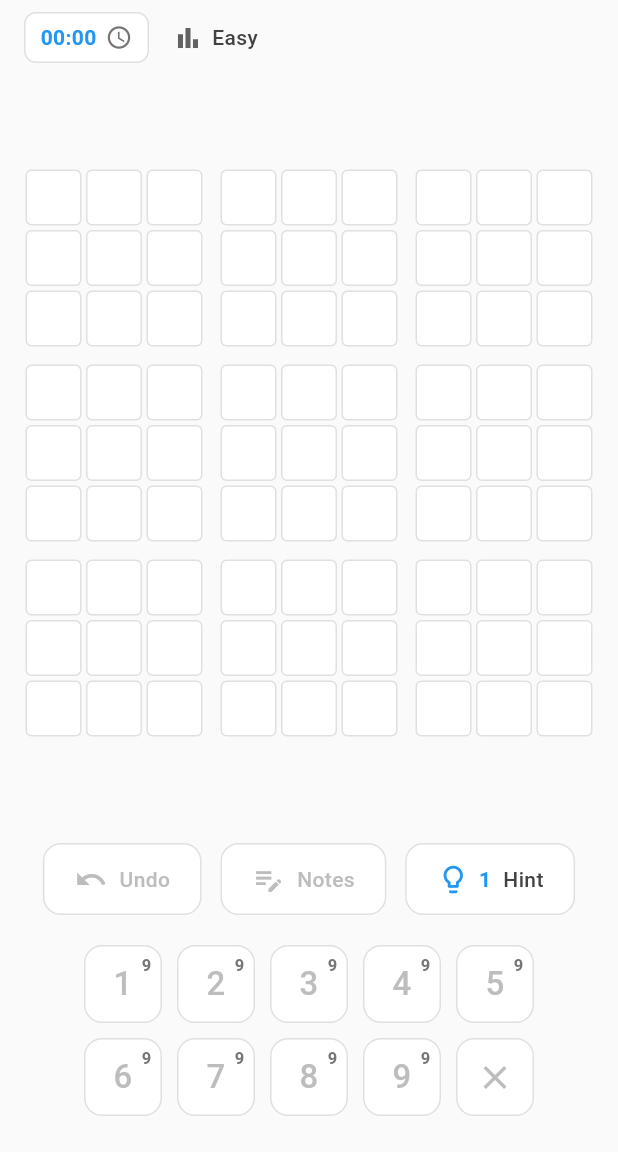
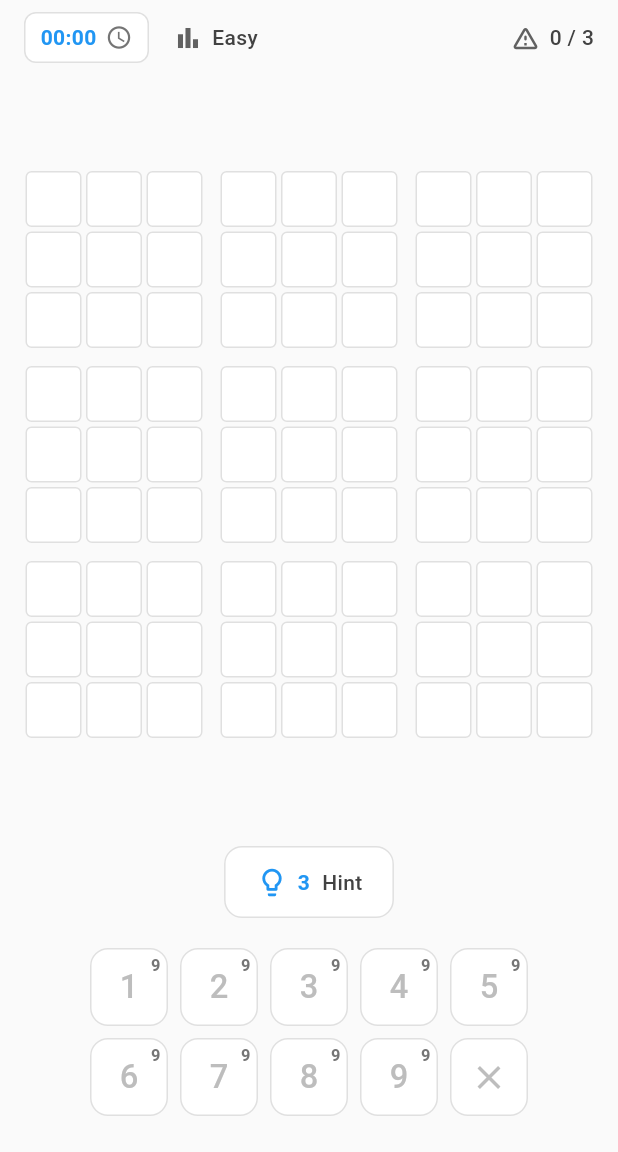
Before and after one commit to gaisdav/sudoku, a Flutter app: the screen it shows after launch, after a tap on "Easy", on a phone screen of 412 x 824 dp, the part 84-1236 px from its top. Run offline on Flutter 3.47's test engine with Material 3 defaults, Android fonts, the phone set to English and light mode, and no system bars; our stand-ins replace flutter_riverpod, hive_flutter; missing offline and left inert: sudoku_dart; accounts and stored records are empty.

Commit message:
Enhance game functionality and UI in Sudoku app
- Added error tracking and game over logic to GameState and GameNotifier.
- Implemented a game over dialog to notify users when they exceed allowed errors.
- Updated UI in GameScreen to reflect error count and provide options upon game over.
- Enhanced SudokuCellWidget to visually indicate completed regions and errors.
- Refactored NumberPad for improved button sizing and layout responsiveness.
- Updated game storage to include error tracking for persistence.

```diff
--- a/lib/providers/game_provider.dart
+++ b/lib/providers/game_provider.dart
@@ -1,6 +1,7 @@
 import 'dart:async';
 import 'dart:math';
 
+import 'package:flutter/services.dart';
 import 'package:flutter_riverpod/flutter_riverpod.dart';
 import 'package:sudoku_dart/sudoku_dart.dart';
 
@@ -19,6 +20,9 @@ class GameState {
     this.difficulty = Level.easy,
     this.elapsedSeconds = 0,
     this.hintsUsedThisGame = 0,
+    this.gameOverDialogShown = false,
+    this.errorsMade = 0,
+    this.justCompletedRegionIds = const {},
   });
 
   final List<SudokuCell> cells;
@@ -28,13 +32,61 @@ class GameState {
   final Level difficulty;
   final int elapsedSeconds;
   final int hintsUsedThisGame;
+  final bool gameOverDialogShown;
+  /// Cumulative count of wrong entries this game (incremented once per wrong digit entered, never decreased).
+  final int errorsMade;
+  /// Region ids ('r:0', 'c:1', 'b:0:1') that just became complete (for fill animation). Cleared after ~400ms.
+  final Set<String> justCompletedRegionIds;
 
   SudokuCell cellAt(int index) => cells[index];
 
   bool get isInitial => solution.every((v) => v == 0);
 
-  /// One free hint per game; after that, hint requires ad (see applyHintFromAd).
-  bool get hasFreeHintLeft => hintsUsedThisGame < 1;
+  /// Max free hints per difficulty (Easy 3, Medium 2, Hard 1, Expert 0). Rest require ad.
+  int get maxFreeHints => switch (difficulty) {
+        Level.easy => 3,
+        Level.medium => 2,
+        Level.hard => 1,
+        Level.expert => 0,
+      };
+
+  /// How many free hints are left this game.
+  int get freeHintsLeft => (maxFreeHints - hintsUsedThisGame).clamp(0, maxFreeHints);
+
+  /// Max allowed errors before game over (Easy 3, Medium 2, Hard 1, Expert 0).
+  int get maxErrors => switch (difficulty) {
+        Level.easy => 3,
+        Level.medium => 2,
+        Level.hard => 1,
+        Level.expert => 0,
+      };
+
+  /// True if all 9 cells in this row have a value (filled).
+  bool isRowComplete(int row) {
+    for (int c = 0; c < 9; c++) {
+      if (cells[row * 9 + c].value == 0) return false;
+    }
+    return true;
+  }
+
+  /// True if all 9 cells in this column have a value (filled).
+  bool isColComplete(int col) {
+    for (int r = 0; r < 9; r++) {
+      if (cells[r * 9 + col].value == 0) return false;
+    }
+    return true;
+  }
+
+  /// True if all 9 cells in this 3×3 block have a value (filled). [blockRow], [blockCol] in 0..2.
+  bool isBlockComplete(int blockRow, int blockCol) {
+    for (int r = 0; r < 3; r++) {
+      for (int c = 0; c < 3; c++) {
+        final i = (blockRow * 3 + r) * 9 + (blockCol * 3 + c);
+        if (cells[i].value == 0) return false;
+      }
+    }
+    return true;
+  }
 
   GameState copyWith({
     List<SudokuCell>? cells,
@@ -44,6 +96,9 @@ class GameState {
     Level? difficulty,
     int? elapsedSeconds,
     int? hintsUsedThisGame,
+    bool? gameOverDialogShown,
+    int? errorsMade,
+    Set<String>? justCompletedRegionIds,
   }) {
     return GameState(
       cells: cells ?? this.cells,
@@ -53,6 +108,9 @@ class GameState {
       difficulty: difficulty ?? this.difficulty,
       elapsedSeconds: elapsedSeconds ?? this.elapsedSeconds,
       hintsUsedThisGame: hintsUsedThisGame ?? this.hintsUsedThisGame,
+      gameOverDialogShown: gameOverDialogShown ?? this.gameOverDialogShown,
+      errorsMade: errorsMade ?? this.errorsMade,
+      justCompletedRegionIds: justCompletedRegionIds ?? this.justCompletedRegionIds,
     );
   }
 }
@@ -74,6 +132,39 @@ class GameNotifier extends StateNotifier<GameState> {
   GameNotifier() : super(_initialState());
 
   Timer? _timer;
+  Timer? _justCompletedTimer;
+
+  static Set<String> _completeRegionIds(GameState s) {
+    final set = <String>{};
+    for (int r = 0; r < 9; r++) {
+      if (s.isRowComplete(r)) set.add('r:$r');
+    }
+    for (int c = 0; c < 9; c++) {
+      if (s.isColComplete(c)) set.add('c:$c');
+    }
+    for (int br = 0; br < 3; br++) {
+      for (int bc = 0; bc < 3; bc++) {
+        if (s.isBlockComplete(br, bc)) set.add('b:$br:$bc');
+      }
+    }
+    return set;
+  }
+
+  void _scheduleClearJustCompleted() {
+    _justCompletedTimer?.cancel();
+    _justCompletedTimer = Timer(const Duration(milliseconds: 500), () {
+      state = state.copyWith(justCompletedRegionIds: {});
+      _justCompletedTimer = null;
+    });
+  }
+
+  /// Двойной лёгкий отклик при заполнении строки/столбца/блока — ощущается чуть длиннее.
+  void _triggerRegionCompleteHaptic() {
+    HapticFeedback.lightImpact();
+    Timer(const Duration(milliseconds: 60), () {
+      HapticFeedback.lightImpact();
+    });
+  }
 
   static GameState _initialState() {
     final empty = List.generate(81, (_) => SudokuCell(value: 0));
@@ -81,8 +172,12 @@ class GameNotifier extends StateNotifier<GameState> {
   }
 
   /// Call once after storage is ready. Loads saved game or starts new with [level].
+  /// When returning to an already loaded game (Continue), restarts the timer if game not won.
   void ensureGameStarted([Level level = Level.easy]) {
-    if (!state.isInitial) return;
+    if (!state.isInitial) {
+      if (!state.isWon) _startTimer();
+      return;
+    }
     final saved = GameStorage.loadGame();
     if (saved != null) {
       _restoreGame(saved);
@@ -109,6 +204,7 @@ class GameNotifier extends StateNotifier<GameState> {
       }
       final solution = solList.map((e) => (e as num).toInt()).toList();
       final hintsUsed = (data[GameStorage.keyHintsUsedThisGame] as num?)?.toInt() ?? 0;
+      final errorsMade = (data[GameStorage.keyErrorsMade] as num?)?.toInt() ?? 0;
       state = GameState(
         cells: cells,
         solution: solution,
@@ -117,6 +213,7 @@ class GameNotifier extends StateNotifier<GameState> {
         difficulty: level,
         elapsedSeconds: elapsed,
         hintsUsedThisGame: hintsUsed,
+        errorsMade: errorsMade,
       );
       _revalidateWrong();
     } catch (_) {
@@ -147,6 +244,12 @@ class GameNotifier extends StateNotifier<GameState> {
     _stopTimer();
   }
 
+  /// Ends the game and clears saved data (e.g. after Game Over → Back to menu). Continue will no longer restore this game.
+  Future<void> endGameAndClearSave() async {
+    _stopTimer();
+    await GameStorage.saveGame(null);
+  }
+
   Future<void> _persistGame() async {
     if (state.isWon || state.isInitial) return;
     final data = {
@@ -156,6 +259,7 @@ class GameNotifier extends StateNotifier<GameState> {
       GameStorage.keySolution: state.solution,
       GameStorage.keyElapsedSeconds: state.elapsedSeconds,
       GameStorage.keyHintsUsedThisGame: state.hintsUsedThisGame,
+      GameStorage.keyErrorsMade: state.errorsMade,
     };
     await GameStorage.saveGame(data);
   }
@@ -181,6 +285,7 @@ class GameNotifier extends StateNotifier<GameState> {
       difficulty: level,
       elapsedSeconds: 0,
       hintsUsedThisGame: 0,
+      errorsMade: 0,
     );
     _revalidateWrong();
     _startTimer();
@@ -200,10 +305,21 @@ class GameNotifier extends StateNotifier<GameState> {
     final cell = state.cells[idx];
     if (cell.isOriginal) return;
 
+    final previousComplete = _completeRegionIds(state);
     final newCells = List<SudokuCell>.from(state.cells);
     newCells[idx] = cell.copyWith(value: digit, isHint: false);
     state = state.copyWith(cells: newCells);
     _revalidateWrong();
+    if (state.cells[idx].isWrong) {
+      state = state.copyWith(errorsMade: state.errorsMade + 1);
+    }
+    final newComplete = _completeRegionIds(state);
+    final justCompleted = newComplete.difference(previousComplete);
+    if (justCompleted.isNotEmpty) {
+      state = state.copyWith(justCompletedRegionIds: justCompleted);
+      _scheduleClearJustCompleted();
+      _triggerRegionCompleteHaptic();
+    }
     _persistGame();
     _checkWin();
   }
@@ -219,6 +335,46 @@ class GameNotifier extends StateNotifier<GameState> {
     newCells[idx] = cell.copyWith(value: 0, isHint: false);
     state = state.copyWith(cells: newCells);
     _revalidateWrong();
+    _persistGame();
+  }
+
+  /// Clears all wrong cells (non-original) to give a "second chance" after watching ad.
+  void clearWrongCells() {
+    if (state.isWon) return;
+    final newCells = <SudokuCell>[];
+    for (final c in state.cells) {
+      if (c.isWrong && !c.isOriginal) {
+        newCells.add(c.copyWith(value: 0, isHint: false, isWrong: false));
+      } else {
+        newCells.add(c);
+      }
+    }
+    state = state.copyWith(cells: newCells);
+    _revalidateWrong();
+    _persistGame();
+  }
+
+  void markGameOverDialogShown() {
+    state = state.copyWith(gameOverDialogShown: true);
+    _persistGame();
+  }
+
+  void resetGameOverDialogShown() {
+    state = state.copyWith(gameOverDialogShown: false);
+    _persistGame();
+  }
+
+  /// For "second chance (Ad)": forgive one error so the counter goes down by 1.
+  void forgiveLastError() {
+    if (state.errorsMade <= 0) return;
+    state = state.copyWith(errorsMade: state.errorsMade - 1);
+    _persistGame();
+  }
+
+  /// Resets error counter to 0 (used when giving second chance after ad).
+  void resetErrors() {
+    if (state.errorsMade == 0) return;
+    state = state.copyWith(errorsMade: 0);
     _persistGame();
   }
 
@@ -258,14 +414,14 @@ class GameNotifier extends StateNotifier<GameState> {
     return false;
   }
 
-  /// Hint: uses the one free hint per game. Returns false if no free hint left (UI may show "watch ad").
+  /// Hint: uses one free hint if any left, else returns false (UI shows "watch ad", then call applyHintFromAd).
   bool applyHint() {
     if (state.isWon) return false;
-    if (!state.hasFreeHintLeft) return false;
+    if (state.freeHintsLeft <= 0) return false;
     return applyHintFromAd();
   }
 
-  /// Hint after watching ad (or for free when hasFreeHintLeft). Always applies if game not won.
+  /// Hint after watching ad (or for free when freeHintsLeft > 0). Always applies if game not won.
   bool applyHintFromAd() {
     if (state.isWon) return false;
     int? target = state.selectedCellIndex;
@@ -287,6 +443,7 @@ class GameNotifier extends StateNotifier<GameState> {
     final solutionValue = state.solution[target];
     if (solutionValue < 1 || solutionValue > 9) return false;
 
+    final previousComplete = _completeRegionIds(state);
     final newCells = List<SudokuCell>.from(state.cells);
     newCells[target] = state.cells[target].copyWith(
       value: solutionValue,
@@ -297,6 +454,13 @@ class GameNotifier extends StateNotifier<GameState> {
       hintsUsedThisGame: state.hintsUsedThisGame + 1,
     );
     _revalidateWrong();
+    final newComplete = _completeRegionIds(state);
+    final justCompleted = newComplete.difference(previousComplete);
+    if (justCompleted.isNotEmpty) {
+      state = state.copyWith(justCompletedRegionIds: justCompleted);
+      _scheduleClearJustCompleted();
+      _triggerRegionCompleteHaptic();
+    }
     _persistGame();
     _checkWin();
     return true;
--- a/lib/screens/game_screen.dart
+++ b/lib/screens/game_screen.dart
@@ -72,6 +72,13 @@ class _GameScreenState extends ConsumerState<GameScreen> {
               TextButton(
                 onPressed: () {
                   Navigator.of(ctx).pop();
+                  Navigator.of(context).pop();
+                },
+                child: const Text('Back to menu'),
+              ),
+              TextButton(
+                onPressed: () {
+                  Navigator.of(ctx).pop();
                   ref.read(gameProvider.notifier).newGame();
                 },
                 child: const Text('New game'),
@@ -80,6 +87,10 @@ class _GameScreenState extends ConsumerState<GameScreen> {
           ),
         );
       }
+      if (next.errorsMade > next.maxErrors && !next.gameOverDialogShown) {
+        ref.read(gameProvider.notifier).markGameOverDialogShown();
+        showGameOverDialog(context, ref, next.difficulty);
+      }
     });
 
     return _GameScreenBody();
@@ -87,6 +98,46 @@ class _GameScreenState extends ConsumerState<GameScreen> {
 }
 
 const _blue = Color(0xFF2196F3);
+
+void showGameOverDialog(
+    BuildContext context, WidgetRef ref, Level difficulty) {
+  showDialog<void>(
+    context: context,
+    barrierDismissible: false,
+    builder: (ctx) => AlertDialog(
+      title: const Text('Game over'),
+      content: const Text(
+        'You have exceeded the allowed number of errors for this difficulty.',
+      ),
+      actions: [
+        TextButton(
+          onPressed: () {
+            Navigator.of(ctx).pop();
+            ref.read(gameProvider.notifier).clearWrongCells();
+            ref.read(gameProvider.notifier).resetErrors();
+            ref.read(gameProvider.notifier).resetGameOverDialogShown();
+          },
+          child: const Text('Second chance (Ad)'),
+        ),
+        TextButton(
+          onPressed: () {
+            Navigator.of(ctx).pop();
+            ref.read(gameProvider.notifier).newGame(difficulty);
+          },
+          child: const Text('Restart'),
+        ),
+        TextButton(
+          onPressed: () async {
+            Navigator.of(ctx).pop();
+            await ref.read(gameProvider.notifier).endGameAndClearSave();
+            if (context.mounted) Navigator.of(context).pop();
+          },
+          child: const Text('Back to menu'),
+        ),
+      ],
+    ),
+  );
+}
 
 class _GameScreenBody extends ConsumerWidget {
   @override
@@ -165,30 +216,52 @@ class _GameScreenBody extends ConsumerWidget {
                       fontWeight: FontWeight.w500,
                     ),
                   ),
+                  if (state.difficulty != Level.expert) ...[
+                    const Spacer(),
+                    Icon(Icons.warning_amber_rounded,
+                        size: 20, color: Colors.grey.shade700),
+                    const SizedBox(width: 6),
+                    Text(
+                      '${state.errorsMade} / ${state.maxErrors}',
+                      style: TextStyle(
+                        fontSize: 14,
+                        color: state.errorsMade >= state.maxErrors
+                            ? Colors.red.shade700
+                            : Colors.grey.shade800,
+                        fontWeight: FontWeight.w500,
+                      ),
+                    ),
+                  ],
                 ],
               ),
             ),
             const Expanded(child: SudokuGrid()),
-            // Undo, Notes, Hint
+            // Undo, Notes, Hint (Undo и Notes скрыты)
             Padding(
               padding: const EdgeInsets.symmetric(horizontal: 16, vertical: 8),
               child: Row(
-                mainAxisAlignment: MainAxisAlignment.spaceEvenly,
+                mainAxisAlignment: MainAxisAlignment.center,
                 children: [
-                  const _ActionButton(
+                  Visibility(
+                    visible: false,
+                    child: const _ActionButton(
                       icon: Icons.undo,
                       label: 'Undo',
                       onPressed: null,
                     ),
-                  const _ActionButton(
+                  ),
+                  Visibility(
+                    visible: false,
+                    child: const _ActionButton(
                       icon: Icons.edit_note,
                       label: 'Notes',
                       onPressed: null,
                     ),
+                  ),
                   _ActionButton(
                     icon: Icons.lightbulb_outline,
                     label: 'Hint',
-                    badge: state.hasFreeHintLeft ? '1' : 'Ad',
+                    badge: state.freeHintsLeft > 0 ? '${state.freeHintsLeft}' : 'Ad',
                     onPressed: state.isWon
                         ? null
                         : () {
--- a/lib/services/game_storage.dart
+++ b/lib/services/game_storage.dart
@@ -30,6 +30,7 @@ class GameStorage {
   static const String keySolution = 'solution';
   static const String keyElapsedSeconds = 'elapsedSeconds';
   static const String keyHintsUsedThisGame = 'hintsUsedThisGame';
+  static const String keyErrorsMade = 'errorsMade';
 
   /// Saves current game. Pass null to clear.
   static Future<void> saveGame(Map<String, dynamic>? data) async {
--- a/lib/widgets/number_pad.dart
+++ b/lib/widgets/number_pad.dart
@@ -28,6 +28,17 @@ class NumberPad extends ConsumerWidget {
     final showRemaining = state.difficulty == Level.easy || state.difficulty == Level.medium;
     final remaining = showRemaining ? _remainingCounts(state) : null;
 
+    return LayoutBuilder(
+      builder: (context, constraints) {
+        const horizontalPadding = 16.0;
+        const gap = 8.0;
+        const countPerRow = 5;
+        final availableWidth = (constraints.maxWidth - horizontalPadding * 2).clamp(0.0, double.infinity);
+        final buttonSize = ((availableWidth - (countPerRow - 1) * gap) / countPerRow)
+            .clamp(40.0, 52.0)
+            .floorToDouble();
+        final padding = gap / 2;
+
         return Container(
           padding: const EdgeInsets.fromLTRB(16, 12, 16, 24),
           color: Colors.grey.shade50,
@@ -37,19 +48,21 @@ class NumberPad extends ConsumerWidget {
               Row(
                 mainAxisAlignment: MainAxisAlignment.center,
                 children: [1, 2, 3, 4, 5]
-                .map((n) => _padCell(context, n, canEdit, notifier, remaining?[n]))
+                    .map((n) => _padCell(context, n, canEdit, notifier, remaining?[n], buttonSize, padding))
                     .toList(),
               ),
-          const SizedBox(height: 10),
+              SizedBox(height: gap),
               Row(
                 mainAxisAlignment: MainAxisAlignment.center,
                 children: [
-              for (int n in [6, 7, 8, 9]) _padCell(context, n, canEdit, notifier, remaining?[n]),
-              _clearCell(context, canEdit, notifier),
+                  for (int n in [6, 7, 8, 9]) _padCell(context, n, canEdit, notifier, remaining?[n], buttonSize, padding),
+                  _clearCell(context, canEdit, notifier, buttonSize, padding),
                 ],
               ),
             ],
           ),
+        );
+      },
     );
   }
 
@@ -59,12 +72,15 @@ class NumberPad extends ConsumerWidget {
     bool canEdit,
     GameNotifier notifier, [
     int? remaining,
+    double buttonSize = 52,
+    double padding = 5,
   ]) {
     // On Easy/Medium: block digit if all 9 are already placed (remaining == 0).
     final digitEnabled = remaining == null || remaining > 0;
     return Padding(
-      padding: const EdgeInsets.symmetric(horizontal: 5),
+      padding: EdgeInsets.symmetric(horizontal: padding),
       child: _NumButton(
+        size: buttonSize,
         label: '$n',
         remaining: remaining != null && remaining > 0 ? remaining : null,
         onPressed: canEdit && digitEnabled
@@ -77,10 +93,11 @@ class NumberPad extends ConsumerWidget {
     );
   }
 
-  Widget _clearCell(BuildContext context, bool canEdit, GameNotifier notifier) {
+  Widget _clearCell(BuildContext context, bool canEdit, GameNotifier notifier, [double buttonSize = 52, double padding = 5]) {
     return Padding(
-      padding: const EdgeInsets.symmetric(horizontal: 5),
+      padding: EdgeInsets.symmetric(horizontal: padding),
       child: _NumButton(
+        size: buttonSize,
         icon: Icons.close,
         onPressed: canEdit
             ? () {
@@ -95,12 +112,14 @@ class NumberPad extends ConsumerWidget {
 
 class _NumButton extends StatelessWidget {
   const _NumButton({
+    this.size = 52,
     this.label,
     this.icon,
     this.remaining,
     this.onPressed,
   });
 
+  final double size;
   final String? label;
   final IconData? icon;
   /// Shown top-right on Easy/Medium when > 0 (how many of this digit left to place).
@@ -110,32 +129,36 @@ class _NumButton extends StatelessWidget {
   @override
   Widget build(BuildContext context) {
     final enabled = onPressed != null;
+    final fontSize = (size * 0.42).clamp(16.0, 22.0);
+    final iconSize = (size * 0.5).clamp(20.0, 26.0);
     final mainChild = label != null
         ? Text(
             label!,
             style: TextStyle(
-              fontSize: 22,
+              fontSize: fontSize,
               fontWeight: FontWeight.w500,
               color: enabled ? _blue : Colors.grey.shade400,
             ),
           )
         : Icon(
             icon,
-            size: 26,
+            size: iconSize,
             color: enabled ? _blue : Colors.grey.shade400,
           );
 
+    final borderRadius = (size * 0.23).clamp(8.0, 12.0);
+
     return Material(
       color: Colors.white,
-      borderRadius: BorderRadius.circular(12),
+      borderRadius: BorderRadius.circular(borderRadius),
       child: InkWell(
         onTap: onPressed,
-        borderRadius: BorderRadius.circular(12),
+        borderRadius: BorderRadius.circular(borderRadius),
         child: Container(
-          width: 52,
-          height: 52,
+          width: size,
+          height: size,
           decoration: BoxDecoration(
-            borderRadius: BorderRadius.circular(12),
+            borderRadius: BorderRadius.circular(borderRadius),
             border: Border.all(color: Colors.grey.shade300),
           ),
           alignment: Alignment.center,
@@ -145,12 +168,12 @@ class _NumButton extends StatelessWidget {
                   children: [
                     Center(child: mainChild),
                     Positioned(
-                      top: 4,
-                      right: 6,
+                      top: 2,
+                      right: 4,
                       child: Text(
                         '$remaining',
                         style: TextStyle(
-                          fontSize: 11,
+                          fontSize: (size * 0.21).clamp(9.0, 11.0),
                           fontWeight: FontWeight.w600,
                           color: Colors.grey.shade600,
                         ),
--- a/lib/widgets/sudoku_cell_widget.dart
+++ b/lib/widgets/sudoku_cell_widget.dart
@@ -9,6 +9,8 @@ class SudokuCellWidget extends StatelessWidget {
     required this.cell,
     required this.isSelected,
     required this.isSameRowOrColumn,
+    this.isInCompleteRegion = false,
+    this.isJustCompleted = false,
     required this.onTap,
   });
 
@@ -16,6 +18,10 @@ class SudokuCellWidget extends StatelessWidget {
   final SudokuCell cell;
   final bool isSelected;
   final bool isSameRowOrColumn;
+  /// True if this cell's row, column, or 3×3 block is fully filled (for subtle highlight).
+  final bool isInCompleteRegion;
+  /// True if this cell's region just became complete (soft flash animation).
+  final bool isJustCompleted;
   final VoidCallback onTap;
 
   void _onTap() {
@@ -33,10 +39,15 @@ class SudokuCellWidget extends StatelessWidget {
     Color bg = Colors.white;
     if (cell.isWrong) {
       bg = errorRed.withValues(alpha: 0.35);
+    } else if (isJustCompleted) {
+      // Приоритет: вспышка «область заполнена» поверх выбора и строки/столбца/блока
+      bg = Colors.green.shade50;
     } else if (isSelected) {
       bg = lightBlue;
     } else if (isSameRowOrColumn) {
       bg = lightBlue.withValues(alpha: 0.5);
+    } else if (isInCompleteRegion) {
+      bg = Colors.grey.shade100;
     }
 
     // Given numbers: black. User/hint: blue. Wrong: red.
@@ -52,7 +63,8 @@ class SudokuCellWidget extends StatelessWidget {
     return GestureDetector(
       onTap: _onTap,
       child: AnimatedContainer(
-        duration: const Duration(milliseconds: 150),
+        duration: Duration(
+            milliseconds: isInCompleteRegion ? 400 : 150),
         curve: Curves.easeOut,
         margin: const EdgeInsets.all(1),
         decoration: BoxDecoration(
--- a/lib/widgets/sudoku_grid.dart
+++ b/lib/widgets/sudoku_grid.dart
@@ -2,6 +2,8 @@ import 'dart:math' show min;
 
 import 'package:flutter/material.dart';
 import 'package:flutter_riverpod/flutter_riverpod.dart';
+import 'package:sudoku_dart/sudoku_dart.dart';
+
 import '../providers/game_provider.dart';
 import 'sudoku_cell_widget.dart';
 
@@ -118,13 +120,30 @@ class _BlockGrid extends StatelessWidget {
   }
 
   Widget _cell(int index, int row, int col) {
-    final isSameRowOrCol = (selectedRow != null && row == selectedRow) ||
-        (selectedCol != null && col == selectedCol);
+    final isSameBlock = selectedRow != null &&
+        selectedCol != null &&
+        blockRow == selectedRow! ~/ 3 &&
+        blockCol == selectedCol! ~/ 3;
+    final isSameRowOrCol = state.difficulty != Level.expert &&
+        ((selectedRow != null && row == selectedRow) ||
+            (selectedCol != null && col == selectedCol) ||
+            isSameBlock);
+    final isInCompleteRegion = (state.difficulty == Level.easy ||
+            state.difficulty == Level.medium) &&
+        (state.isRowComplete(row) ||
+            state.isColComplete(col) ||
+            state.isBlockComplete(blockRow, blockCol));
+    final justCompleted = state.justCompletedRegionIds;
+    final isJustCompleted = justCompleted.contains('r:$row') ||
+        justCompleted.contains('c:$col') ||
+        justCompleted.contains('b:$blockRow:$blockCol');
     return SudokuCellWidget(
       cellIndex: index,
       cell: state.cellAt(index),
       isSelected: state.selectedCellIndex == index,
       isSameRowOrColumn: isSameRowOrCol,
+      isInCompleteRegion: isInCompleteRegion,
+      isJustCompleted: isJustCompleted,
       onTap: () => onSelectCell(index),
     );
   }
```
Also changed, not shown: lib/screens/home_screen.dart (+24 -14 lines), 4 other files. Lines whose indentation alone changed are shown as unchanged.
